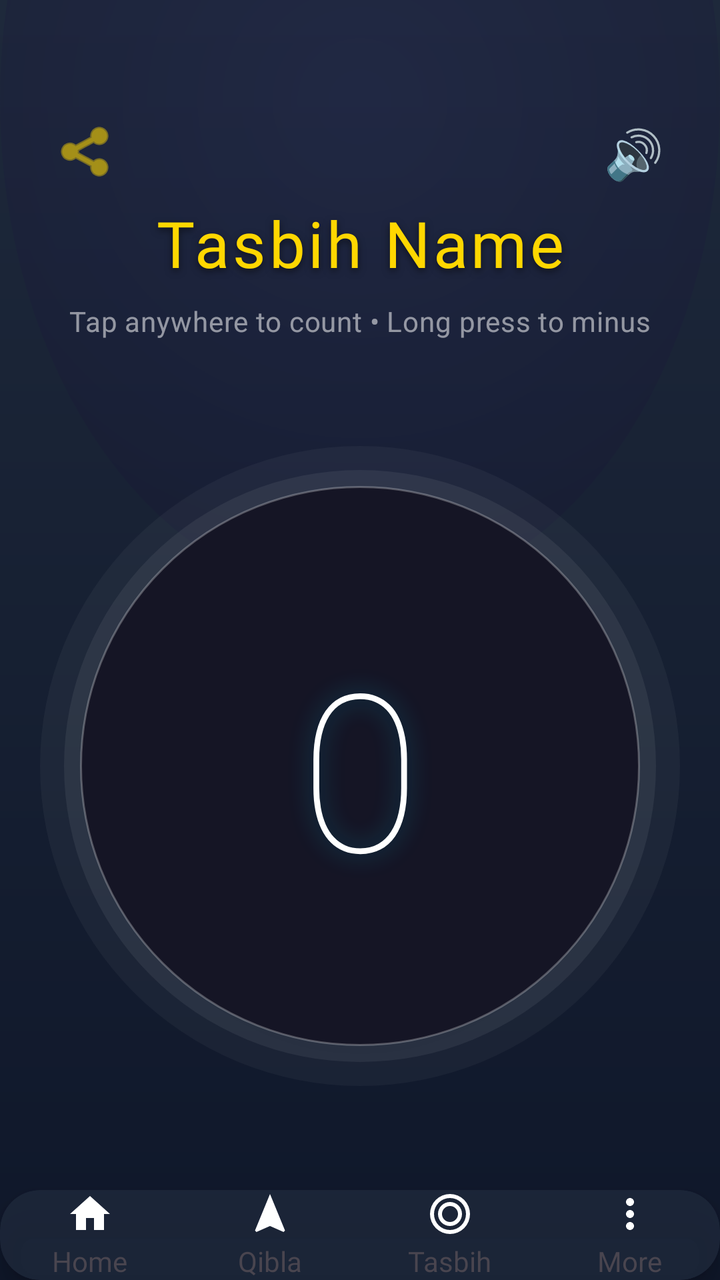
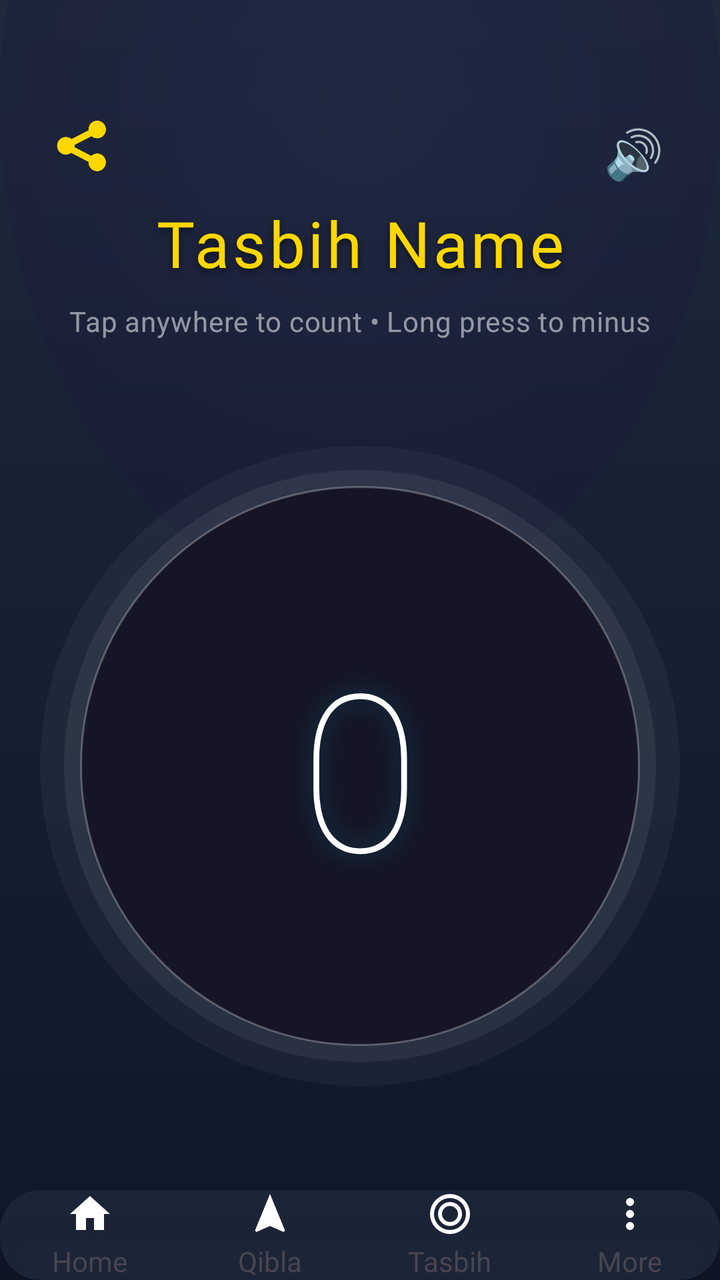

Before-and-after screenshots of an Android layout around one commit, followed by the original layout XML and the change that was made.
<!-- AndroidManifest.xml: application theme Theme.PrayerClock -->
<!-- res/layout/activity_tasbih_counter.xml -->
<?xml version="1.0" encoding="utf-8"?>
<RelativeLayout xmlns:android="http://schemas.android.com/apk/res/android"
    xmlns:app="http://schemas.android.com/apk/res-auto"
    android:id="@+id/rootLayout"
    android:layout_width="match_parent"
    android:layout_height="match_parent"
    android:background="@drawable/bg_gradient_main"
    android:clickable="true"
    android:focusable="true">

    
    <View
        android:layout_width="500dp"
        android:layout_height="500dp"
        android:layout_centerHorizontal="true"
        android:layout_marginTop="-200dp"
        android:alpha="0.3"
        android:background="@drawable/circle_glow" />

    
    

    
    <ImageView
        android:id="@+id/btnShare"
        android:layout_width="wrap_content"
        android:layout_height="wrap_content"
        android:layout_alignParentStart="true"
        android:layout_marginTop="48dp"
        android:layout_marginStart="16dp"
        android:padding="12dp"
        android:src="@android:drawable/ic_menu_share"
        app:tint="@color/gold_accent"
        android:background="?attr/selectableItemBackgroundBorderless"
        android:clickable="true"
        android:focusable="true"/>

    
    <TextView
        android:id="@+id/btnSoundToggle"
        android:layout_width="wrap_content"
        android:layout_height="wrap_content"
        android:layout_alignParentEnd="true"
        android:layout_marginTop="48dp"
        android:layout_marginEnd="16dp"
        android:padding="12dp"
        android:text="🔊"
        android:textSize="24sp"
        android:background="?attr/selectableItemBackgroundBorderless"
        android:clickable="true"
        android:focusable="true"/>

    
    <TextView
        android:id="@+id/tvTasbihName"
        android:layout_width="match_parent"
        android:layout_height="wrap_content"
        android:layout_marginTop="100dp"
        android:layout_marginHorizontal="24dp"
        android:fontFamily="@font/sakkal"
        android:gravity="center"
        android:text="Tasbih Name"
        android:textColor="@color/gold_accent"
        android:textSize="32sp"
        android:letterSpacing="0.05"
        android:shadowColor="#80000000"
        android:shadowDx="0"
        android:shadowDy="4"
        android:shadowRadius="8"/>

    
    <TextView
        android:layout_width="match_parent"
        android:layout_height="wrap_content"
        android:layout_below="@id/tvTasbihName"
        android:layout_marginTop="8dp"
        android:gravity="center"
        android:text="Tap anywhere to count • Long press to minus"
        android:textColor="#88FFFFFF"
        android:textSize="14sp"
        android:fontFamily="sans-serif"
        android:letterSpacing="0.02"/>

    
    <RelativeLayout
        android:id="@+id/counterContainer"
        android:layout_width="320dp"
        android:layout_height="320dp"
        android:layout_below="@id/tvTasbihName"
        android:layout_centerHorizontal="true"
        android:layout_marginTop="80dp"
        android:background="@drawable/bg_premium_circle"
        android:elevation="12dp">

        <androidx.appcompat.widget.AppCompatTextView
            android:id="@+id/tvCounter"
            android:layout_width="match_parent"
            android:layout_height="match_parent"
            android:layout_centerInParent="true"
            android:gravity="center"
            android:padding="32dp"
            android:text="0"
            android:textColor="#FFFFFF"
            android:fontFamily="sans-serif-thin"
            app:autoSizeTextType="uniform"
            app:autoSizeMinTextSize="30sp"
            app:autoSizeMaxTextSize="110sp"
            app:autoSizeStepGranularity="2sp"
            android:textStyle="normal"
            android:shadowColor="#5000DDFF"
            android:shadowDx="0"
            android:shadowDy="0"
            android:shadowRadius="30"/>
            
    </RelativeLayout>

    
    <FrameLayout
        android:id="@+id/adContainer"
        android:layout_width="match_parent"
        android:layout_height="wrap_content"
        android:layout_centerHorizontal="true"
        android:layout_above="@id/nav_include"
        android:layout_marginBottom="8dp" />

    
    <include
        android:id="@+id/nav_include"
        layout="@layout/layout_bottom_nav"
        android:layout_width="match_parent"
        android:layout_height="wrap_content"
        android:layout_alignParentBottom="true" />
        
</RelativeLayout>
<!-- res/layout/layout_bottom_nav.xml (included above) -->
<?xml version="1.0" encoding="utf-8"?>
<androidx.cardview.widget.CardView xmlns:android="http://schemas.android.com/apk/res/android"
    xmlns:app="http://schemas.android.com/apk/res-auto"
    android:id="@+id/navCard"
    android:layout_width="match_parent"
    android:layout_height="70dp"
    android:layout_margin="12dp"
    app:cardBackgroundColor="#CC1E293B"
    app:cardCornerRadius="20dp"
    app:cardElevation="8dp">

    <LinearLayout
        android:layout_width="match_parent"
        android:layout_height="match_parent"
        android:orientation="horizontal"
        android:weightSum="4">

        
        <LinearLayout
            android:id="@+id/navHome"
            android:layout_width="0dp"
            android:layout_height="match_parent"
            android:layout_weight="1"
            android:clickable="true"
            android:focusable="true"
            android:gravity="center"
            android:orientation="vertical"
            android:background="?attr/selectableItemBackground">

            <ImageView
                android:id="@+id/ivHome"
                android:layout_width="24dp"
                android:layout_height="24dp"
                android:src="@drawable/ic_home_nav" />

            <TextView
                android:id="@+id/tvHome"
                android:layout_width="wrap_content"
                android:layout_height="wrap_content"
                android:layout_marginTop="2dp"
                android:fontFamily="@font/jameel_noori_nastaleeq"
                android:text="Home"
                android:textSize="14sp" />
        </LinearLayout>

        
        <LinearLayout
            android:id="@+id/navQibla"
            android:layout_width="0dp"
            android:layout_height="match_parent"
            android:layout_weight="1"
            android:clickable="true"
            android:focusable="true"
            android:gravity="center"
            android:orientation="vertical"
            android:background="?attr/selectableItemBackground">

            <ImageView
                android:id="@+id/ivQibla"
                android:layout_width="24dp"
                android:layout_height="24dp"
                android:src="@drawable/ic_qibla_nav" />

            <TextView
                android:id="@+id/tvQibla"
                android:layout_width="wrap_content"
                android:layout_height="wrap_content"
                android:layout_marginTop="2dp"
                android:fontFamily="@font/jameel_noori_nastaleeq"
                android:text="Qibla"
                android:textSize="14sp" />
        </LinearLayout>

        
        <LinearLayout
            android:id="@+id/navTasbih"
            android:layout_width="0dp"
            android:layout_height="match_parent"
            android:layout_weight="1"
            android:clickable="true"
            android:focusable="true"
            android:gravity="center"
            android:orientation="vertical"
            android:background="?attr/selectableItemBackground">

            <ImageView
                android:id="@+id/ivTasbih"
                android:layout_width="24dp"
                android:layout_height="24dp"
                android:src="@drawable/ic_tasbih_nav" />

            <TextView
                android:id="@+id/tvTasbih"
                android:layout_width="wrap_content"
                android:layout_height="wrap_content"
                android:layout_marginTop="2dp"
                android:fontFamily="@font/jameel_noori_nastaleeq"
                android:text="Tasbih"
                android:textSize="14sp" />
        </LinearLayout>

        
        <LinearLayout
            android:id="@+id/navMore"
            android:layout_width="0dp"
            android:layout_height="match_parent"
            android:layout_weight="1"
            android:clickable="true"
            android:focusable="true"
            android:gravity="center"
            android:orientation="vertical"
            android:background="?attr/selectableItemBackground">

            <ImageView
                android:id="@+id/ivMore"
                android:layout_width="24dp"
                android:layout_height="24dp"
                android:src="@drawable/ic_more_nav" />

            <TextView
                android:id="@+id/tvMore"
                android:layout_width="wrap_content"
                android:layout_height="wrap_content"
                android:layout_marginTop="2dp"
                android:fontFamily="@font/jameel_noori_nastaleeq"
                android:text="More"
                android:textSize="14sp" />
        </LinearLayout>

    </LinearLayout>
</androidx.cardview.widget.CardView>
<!-- resources referenced by this layout -->
<resources>
  <color name="gold_accent">#FFD700</color>
  <!-- drawable bg_gradient_main (drawable) -->
  <?xml version="1.0" encoding="utf-8"?>
  <shape xmlns:android="http://schemas.android.com/apk/res/android"
      android:shape="rectangle">
      <gradient
          android:type="linear"
          android:angle="270"
          android:startColor="#1E293B"
          android:endColor="#0F172A" />
  </shape>
  <!-- drawable circle_glow (drawable) -->
  <?xml version="1.0" encoding="utf-8"?>
  <shape xmlns:android="http://schemas.android.com/apk/res/android"
      android:shape="oval">
      <gradient
          android:type="radial"
          android:gradientRadius="400dp"
          android:startColor="#2A2A5A"
          android:endColor="#0A0A1A"/>
  </shape>
  <!-- drawable ic_home_nav (drawable) -->
  <vector xmlns:android="http://schemas.android.com/apk/res/android"
      android:width="24dp"
      android:height="24dp"
      android:viewportWidth="24"
      android:viewportHeight="24"
      android:tint="#FFFFFF">
    <path
        android:fillColor="@android:color/white"
        android:pathData="M10,20V14H14V20H19V12H22L12,3L2,12H5V20H10Z"/>
  </vector>
  <!-- drawable ic_more_nav (drawable) -->
  <vector xmlns:android="http://schemas.android.com/apk/res/android"
      android:width="24dp"
      android:height="24dp"
      android:viewportWidth="24"
      android:viewportHeight="24"
      android:tint="#FFFFFF">
    <path
        android:fillColor="@android:color/white"
        android:pathData="M12,8c1.1,0 2,-0.9 2,-2s-0.9,-2 -2,-2 -2,0.9 -2,2 0.9,2 2,2zM12,10c-1.1,0 -2,0.9 -2,2s0.9,2 2,2 2,-0.9 2,-2 -0.9,-2 -2,-2zM12,16c-1.1,0 -2,0.9 -2,2s0.9,2 2,2 2,-0.9 2,-2 -0.9,-2 -2,-2z"/>
  </vector>
  <!-- drawable ic_qibla_nav (drawable) -->
  <vector xmlns:android="http://schemas.android.com/apk/res/android"
      android:width="24dp"
      android:height="24dp"
      android:viewportWidth="24"
      android:viewportHeight="24"
      android:tint="#FFFFFF">
    <path
        android:fillColor="@android:color/white"
        android:pathData="M12,2L4.5,20.29L5.21,21L12,18L18.79,21L19.5,20.29L12,2Z"/>
  </vector>
  <!-- drawable ic_tasbih_nav (drawable) -->
  <vector xmlns:android="http://schemas.android.com/apk/res/android"
      android:width="24dp"
      android:height="24dp"
      android:viewportWidth="24"
      android:viewportHeight="24"
      android:tint="#FFFFFF">
    <path
        android:fillColor="@android:color/white"
        android:pathData="M12,2A10,10 0,0 0,2 12A10,10 0,0 0,12 22A10,10 0,0 0,22 12A10,10 0,0 0,12 2M12,4A8,8 0,0 1,20 12A8,8 0,0 1,12 20A8,8 0,0 1,4 12A8,8 0,0 1,12 4M12,6A6,6 0,0 0,6 12A6,6 0,0 0,12 18A6,6 0,0 0,18 12A6,6 0,0 0,12 6M12,8A4,4 0,0 1,16 12A4,4 0,0 1,12 16A4,4 0,0 1,8 12A4,4 0,0 1,12 8Z"/>
  </vector>
  <style name="Theme.PrayerClock" parent="Base.Theme.PrayerClock" />
  <style name="Base.Theme.PrayerClock" parent="Theme.Material3.DayNight.NoActionBar">
          
          <item name="colorPrimary">@color/midnight_blue</item>
          <item name="colorPrimaryVariant">@color/slate_900</item>
          <item name="android:statusBarColor">#1E293B</item> 
          <item name="android:windowLightStatusBar" tools:targetApi="m">false</item>
          <item name="android:windowBackground">@color/midnight_blue</item>
          <item name="android:colorBackground">@color/midnight_blue</item>
      </style>
  <color name="midnight_blue">#0F172A</color>
  <color name="slate_900">#1E293B</color>
  <!-- unchanged entries left out for length: 1 -->
</resources>

<!-- the commit's change to res/layout/activity_tasbih_counter.xml (unified diff, before → after) -->
@@ -23,13 +23,13 @@
     
     <ImageView
         android:id="@+id/btnShare"
-        android:layout_width="wrap_content"
-        android:layout_height="wrap_content"
+        android:layout_width="50dp"
+        android:layout_height="50dp"
         android:layout_alignParentStart="true"
         android:layout_marginTop="48dp"
         android:layout_marginStart="16dp"
         android:padding="12dp"
-        android:src="@android:drawable/ic_menu_share"
+        android:src="@drawable/ic_share"
         app:tint="@color/gold_accent"
         android:background="?attr/selectableItemBackgroundBorderless"
         android:clickable="true"
<!-- resource entries referenced after the edit -->
@@ -54,6 +54,7 @@
         android:fillColor="@android:color/white"
         android:pathData="M12,2L4.5,20.29L5.21,21L12,18L18.79,21L19.5,20.29L12,2Z"/>
   </vector>
+  <!-- drawable ic_share: png bitmap (drawable, 12264 bytes) -->
   <!-- drawable ic_tasbih_nav (drawable) -->
   <vector xmlns:android="http://schemas.android.com/apk/res/android"
       android:width="24dp"
